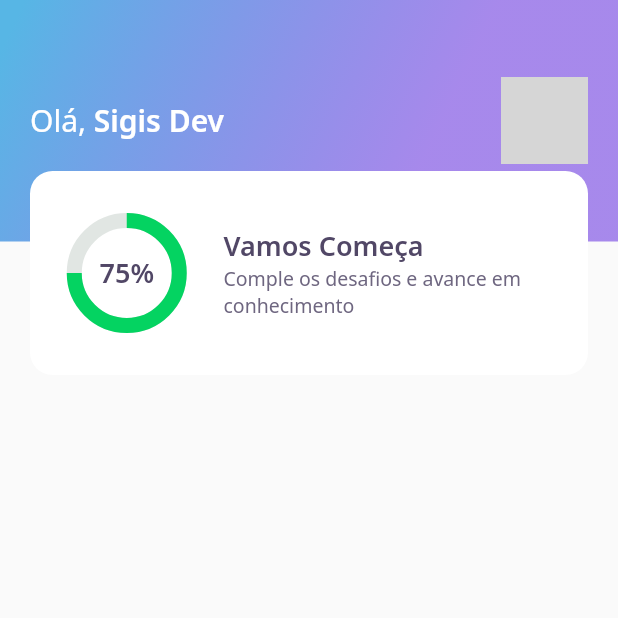
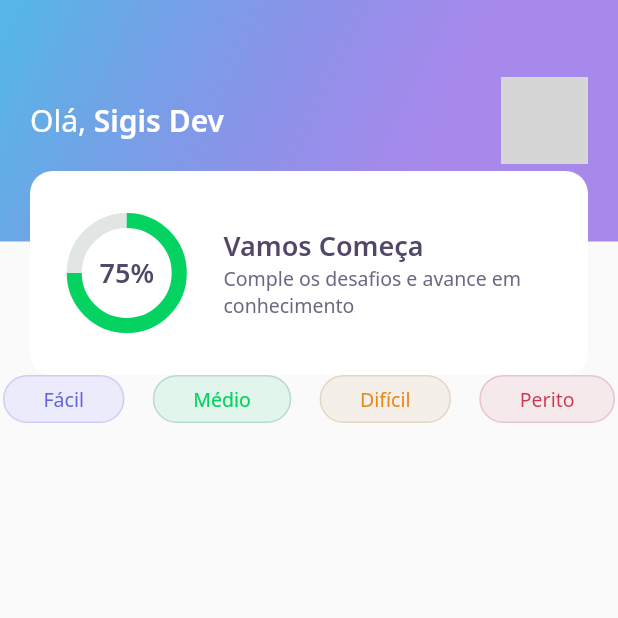
Before and after one commit to sigismundo03/devquiz, a Flutter app: the screen it shows after launch, on a phone screen of 412 x 824 dp, the top half of it. Run offline on Flutter 3.47's test engine with Material 2 defaults, Android fonts, the phone set to English and light mode, and no system bars; our stand-ins replace google_fonts; network calls fail; grey boxes are pictures that could not be loaded.

Commit message:
termiado com levebutton

```diff
--- a/lib/home/home_page.dart
+++ b/lib/home/home_page.dart
@@ -1,5 +1,8 @@
-import 'package:DevQuiz/home/widgets/apparbar/app_bar_widget.dart';
+
 import 'package:flutter/material.dart';
+
+import 'widgets/apparbar/app_bar_widget.dart';
+import 'widgets/levelbutton/level_button_widget.dart';
 
 class HomePage extends StatefulWidget {
 
@@ -13,8 +16,26 @@ class _HomePageState extends State<HomePage> {
   @override
   Widget build(BuildContext context) {
     return Scaffold(
-      appBar: AppBarWidget(
-
+      appBar: AppBarWidget(),
+      body: Padding(
+        padding: const EdgeInsets.symmetric(horizontal: 02),
+        child: Row(
+          mainAxisAlignment: MainAxisAlignment.spaceBetween,
+          children: [
+            LevelButtonWidget(
+              label: 'Fácil',
+            ),
+            LevelButtonWidget(
+              label: 'Médio',
+            ),
+            LevelButtonWidget(
+              label: 'Difícil',
+            ),
+            LevelButtonWidget(
+              label: 'Perito',
+            ),
+          ],
+        ),
       ),
 
     );
--- a/lib/home/widgets/levelbutton/level_button_widget.dart
+++ b/lib/home/widgets/levelbutton/level_button_widget.dart
@@ -1,9 +1,63 @@
+import 'package:DevQuiz/core/app_colors.dart';
 import 'package:flutter/material.dart';
+import 'package:google_fonts/google_fonts.dart';
 
 class LevelButtonWidget extends StatelessWidget {
+  final String label;
+  LevelButtonWidget({Key ? key, required this.label})
+   : assert(["Fácil","Médio","Difícil","Perito"].contains(label)) ,super(key: key);
+
+
+  final config = {
+    "Fácil":{
+      "color": AppColors.levelButtonFacil,
+      "boderColor": AppColors.levelButtonBorderFacil,
+      "fontColor": AppColors.levelButtonTextFacil,
+    },
+
+    "Médio":{
+      "color": AppColors.levelButtonMedio,
+      "boderColor": AppColors.levelButtonBorderMedio,
+      "fontColor": AppColors.levelButtonTextMedio,
+    },
+
+    "Difícil":{
+      "color": AppColors.levelButtonDificil,
+      "boderColor": AppColors.levelButtonBorderDificil,
+      "fontColor": AppColors.levelButtonTextDificil,
+    },
+
+    "Perito":{
+      "color": AppColors.levelButtonPerito,
+      "boderColor": AppColors.levelButtonBorderPerito,
+      "fontColor": AppColors.levelButtonTextPerito,
+    }
+  };
+
+  Color get color => config[label]!["color"]!;
+  Color get boderColor => config[label]!["boderColor"]!;
+  Color get fontColor => config[label]!["fontColor"]!;
   @override
   Widget build(BuildContext context) {
     return Container(
+      decoration: BoxDecoration(
+        color: color ,
+        border: Border.fromBorderSide(BorderSide(color: boderColor),),
+        borderRadius: BorderRadius.circular(28),
+      ),
+      child: Padding(
+        padding: const EdgeInsets.symmetric(horizontal: 26, vertical: 6),
+        child: Text(
+          label,
+          style: GoogleFonts.notoSans(
+            color:  fontColor,
+            fontSize: 13,
+
+
+          ),
+
+        ),
+      ),
 
     );
   }
```
